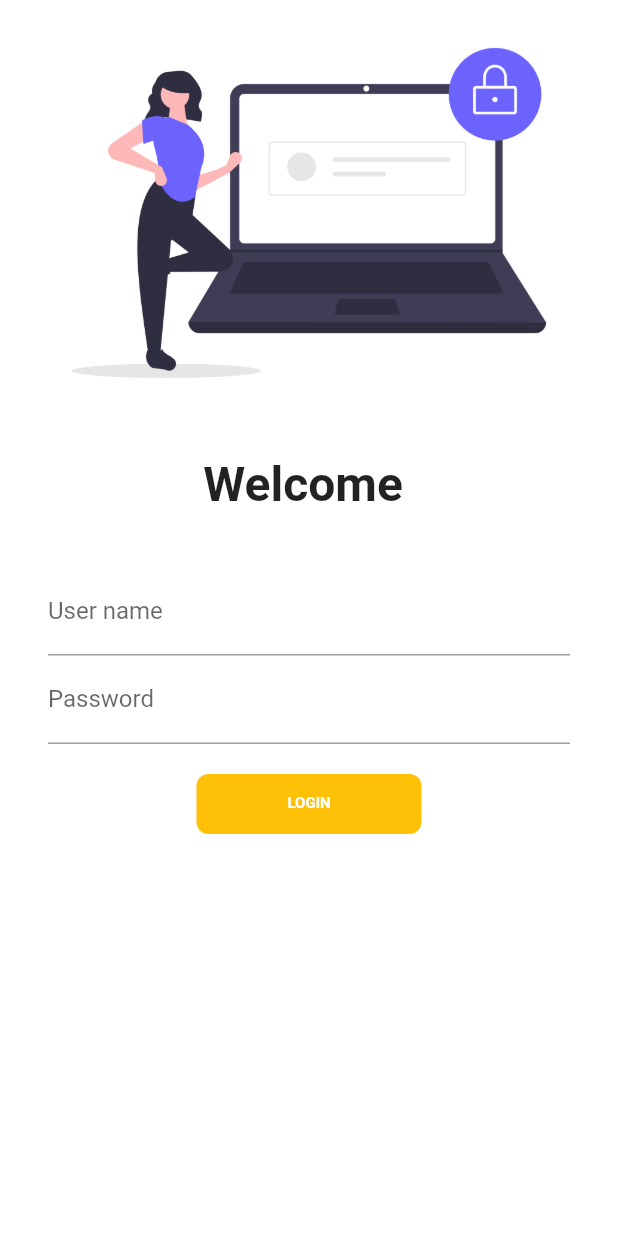
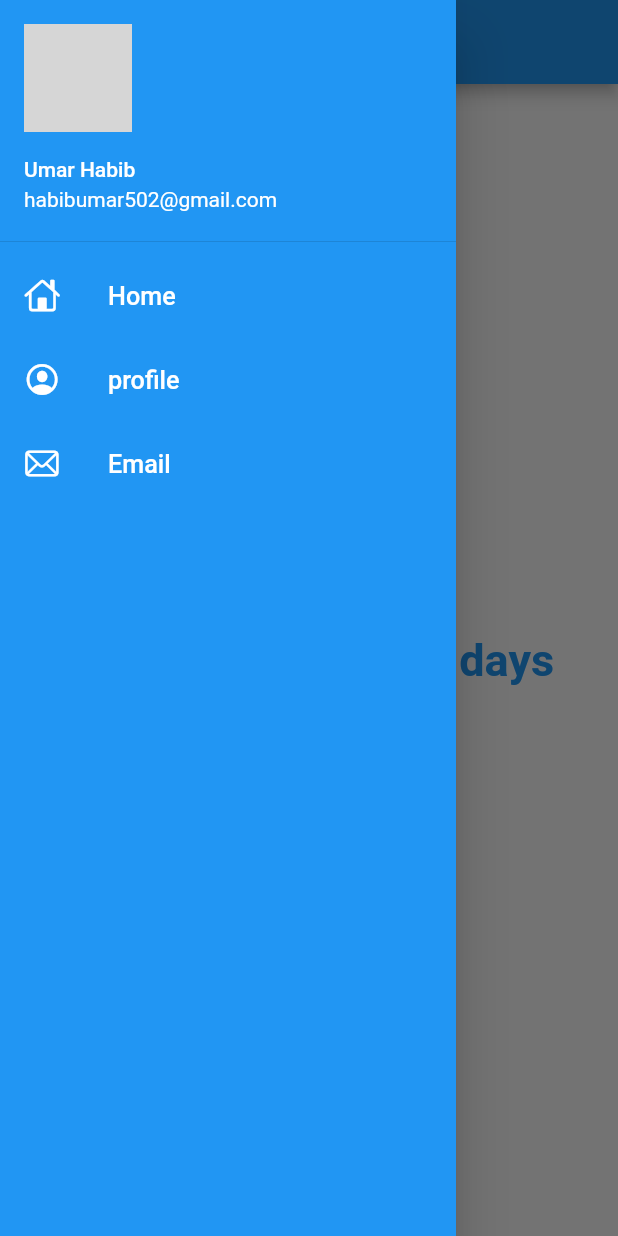
Before and after one commit to habibumar27/flutter_application_1, a Flutter app: the screen it shows after launch, with the side drawer open (before the commit the screen has no drawer), on a phone screen of 412 x 824 dp. Run offline on Flutter 3.47's test engine with Material 2 defaults, Android fonts, the phone set to English and light mode, and no system bars; missing offline and left inert: dart:ffi; network calls fail; grey boxes are pictures that could not be loaded.

Commit message:
day8 done

```diff
--- a/lib/main.dart
+++ b/lib/main.dart
@@ -16,10 +16,10 @@ class MyApp extends StatelessWidget {
       // home: HomePage(),
       themeMode: ThemeMode.light,
       theme: ThemeData(
-        primarySwatch: Colors.red,
+        primarySwatch: Colors.blue,
       ),
       debugShowCheckedModeBanner: false,
-
+      initialRoute: myroutes.homeroute,
       routes: {
         "/": (context) => LoginPage(),
         myroutes.homeroute: (context) => HomePage(),
--- a/lib/pages/home_page.dart
+++ b/lib/pages/home_page.dart
@@ -1,4 +1,5 @@
 import 'package:flutter/material.dart';
+import 'package:flutter_application_1/widgets/drawer.dart';
 
 class HomePage extends StatelessWidget {
   const HomePage({Key? key}) : super(key: key);
@@ -16,11 +17,11 @@ class HomePage extends StatelessWidget {
           child: Text(
             "Flutter developer $d $a  ",
             style: TextStyle(
-                color: Colors.red, fontSize: 30, fontWeight: FontWeight.bold),
+                color: Colors.blue, fontSize: 30, fontWeight: FontWeight.bold),
           ),
         ),
       ),
-      drawer: Drawer(),
+      drawer: MyDrawer(),
     );
   }
 }
--- /dev/null
+++ b/lib/widgets/drawer.dart
@@ -0,0 +1,65 @@
+import 'package:flutter/cupertino.dart';
+import 'package:flutter/material.dart';
+
+class MyDrawer extends StatelessWidget {
+  const MyDrawer({Key? key}) : super(key: key);
+
+  @override
+  Widget build(BuildContext context) {
+    final imageurl =
+        "https://www.google.com/imgres?imgurl=https%3A%2F%2Fimages.pexels.com%2Fphotos%2F598917%2Fpexels-photo-598917.jpeg%3Fauto%3Dcompress%26cs%3Dtinysrgb%26dpr%3D1%26w%3D500&imgrefurl=https%3A%2F%2Fwww.pexels.com%2Fsearch%2Fphotography%2F&tbnid=4sjgDM9HCDfEtM&vet=12ahUKEwjDg-OH2pr3AhXoE2MBHWsSDnsQMygFegUIARDOAQ..i&docid=EEE7gUX-LmxBUM&w=500&h=750&q=best%20picture&ved=2ahUKEwjDg-OH2pr3AhXoE2MBHWsSDnsQMygFegUIARDOAQ";
+    return Drawer(
+        child: Container(
+      color: Colors.blue,
+      child: ListView(
+        padding: EdgeInsets.zero,
+        children: [
+          DrawerHeader(
+            padding: EdgeInsets.zero,
+            child: UserAccountsDrawerHeader(
+              decoration: BoxDecoration(color: Colors.blue),
+              margin: EdgeInsets.zero,
+              accountName: Text("Umar Habib"),
+              accountEmail: Text("habibumar502@gmail.com"),
+              currentAccountPicture:
+                  CircleAvatar(backgroundImage: NetworkImage(imageurl)),
+            ),
+          ),
+          ListTile(
+            leading: Icon(
+              CupertinoIcons.home,
+              color: Colors.white,
+            ),
+            title: Text(
+              "Home",
+              textScaleFactor: 1.2,
+              style: TextStyle(color: Colors.white),
+            ),
+          ),
+          ListTile(
+            leading: Icon(
+              CupertinoIcons.profile_circled,
+              color: Colors.white,
+            ),
+            title: Text(
+              "profile",
+              textScaleFactor: 1.2,
+              style: TextStyle(color: Colors.white),
+            ),
+          ),
+          ListTile(
+            leading: Icon(
+              CupertinoIcons.mail,
+              color: Colors.white,
+            ),
+            title: Text(
+              "Email",
+              textScaleFactor: 1.2,
+              style: TextStyle(color: Colors.white),
+            ),
+          ),
+        ],
+      ),
+    ));
+  }
+}
```
Also changed, not shown: lib/pages/loginpage.dart (+45 -15 lines), assets/picture.jpg (added).
